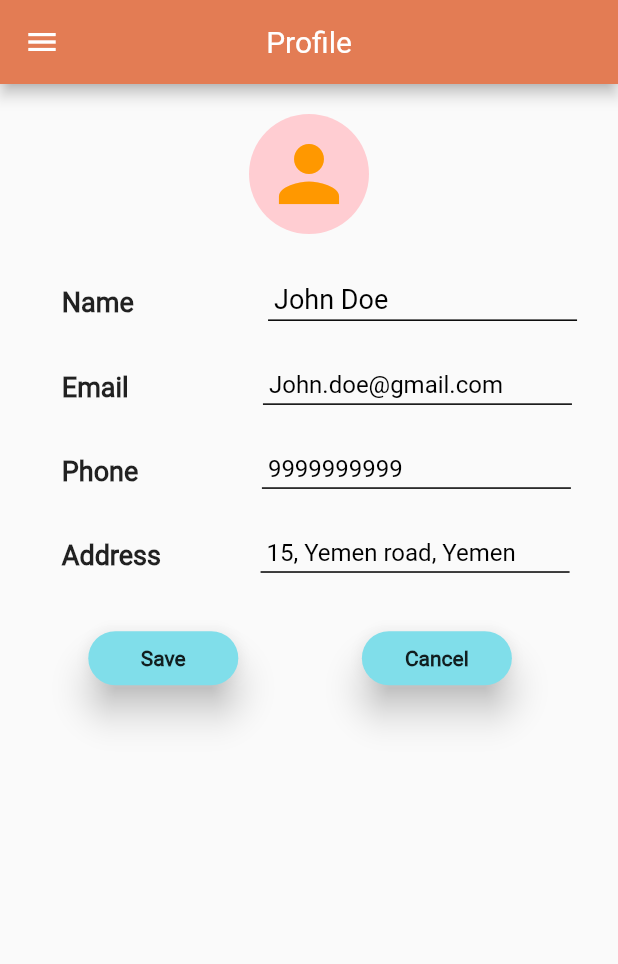
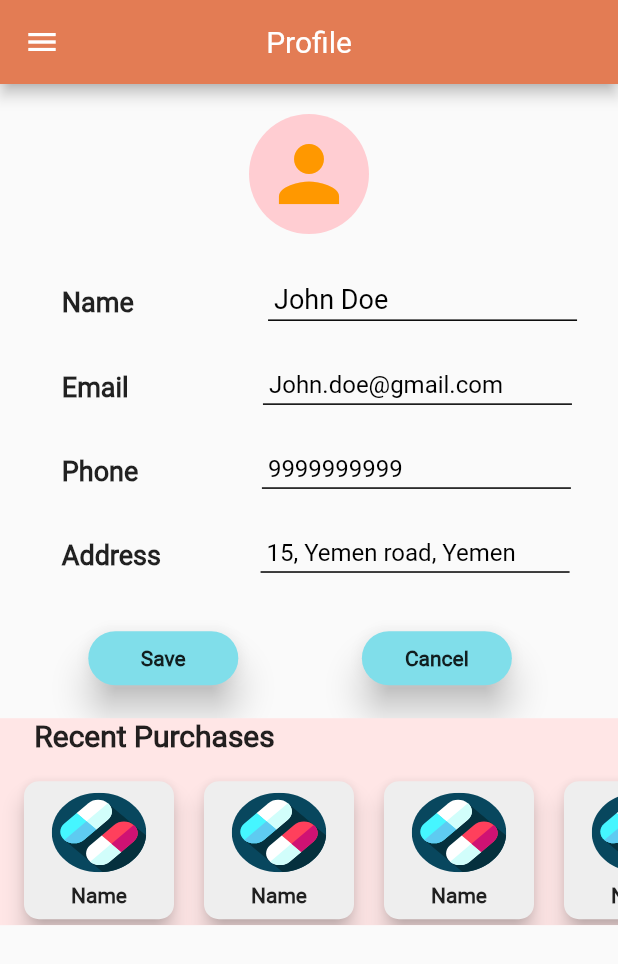
Before and after one commit to sanscript-tech/medical-emergency-flutter-node, a Flutter app: the screen it shows after launch, on a phone screen of 412 x 824 dp. Shown: the top 964 px of the screen. Run offline on Flutter 3.47's test engine with Material 2 defaults, Android fonts, the phone set to English and light mode, and no system bars; our stand-ins replace flutter_svg.

Commit message:
Recent purchases added

```diff
--- a/frontend/lib/pages/profile_page.dart
+++ b/frontend/lib/pages/profile_page.dart
@@ -1,5 +1,6 @@
 import 'package:flutter/material.dart';
 import 'package:frontend/constants/color.dart';
+import 'package:flutter_svg/flutter_svg.dart';
 
 class ProfilePage extends StatefulWidget {
   @override
@@ -246,6 +247,109 @@ class _ProfilePageState extends State<ProfilePage> {
     );
   }
 
+  Widget recentPurchases() {
+    return Container(
+      height: 100,
+      child: ListView.builder(
+        scrollDirection: Axis.horizontal,
+        itemCount: 6,
+        itemBuilder: (BuildContext context, int i) => Padding(
+          padding: EdgeInsets.only(left: 12.0),
+          child: Card(
+            shape: RoundedRectangleBorder(
+              borderRadius: BorderRadius.circular(10),
+            ),
+            elevation: 6.0,
+            color: Colors.grey.shade200,
+            child: Container(
+              width: 100,
+              child: Column(
+                mainAxisAlignment: MainAxisAlignment.spaceEvenly,
+                children: [
+                  SvgPicture.asset('assets/images/med.svg'),
+                  Text(
+                    "Name",
+                    style: TextStyle(
+                        fontFamily: "Roboto", fontWeight: FontWeight.bold),
+                  ),
+                ],
+              ),
+            ),
+          ),
+        ),
+      ),
+    );
+  }
+
+  Widget frequentlyContacted() {
+    return Container(
+      height: 100,
+      child: ListView.builder(
+        scrollDirection: Axis.horizontal,
+        itemCount: 6,
+        itemBuilder: (BuildContext context, int i) => Padding(
+          padding: EdgeInsets.only(left: 12.0),
+          child: Card(
+            shape: RoundedRectangleBorder(
+              borderRadius: BorderRadius.circular(10),
+            ),
+            elevation: 6.0,
+            color: Colors.grey.shade200,
+            child: Container(
+              width: 100,
+              child: Column(
+                mainAxisAlignment: MainAxisAlignment.spaceEvenly,
+                children: [
+                  SvgPicture.asset('assets/images/doc.svg'),
+                  Text(
+                    "Dr. Sharma",
+                    style: TextStyle(
+                        fontFamily: "Roboto", fontWeight: FontWeight.bold),
+                  ),
+                ],
+              ),
+            ),
+          ),
+        ),
+      ),
+    );
+  }
+
+  Widget hospitals() {
+    return Container(
+      height: 100,
+      child: ListView.builder(
+        scrollDirection: Axis.horizontal,
+        itemCount: 6,
+        itemBuilder: (BuildContext context, int i) => Padding(
+          padding: EdgeInsets.only(left: 12.0),
+          child: Card(
+            shape: RoundedRectangleBorder(
+              borderRadius: BorderRadius.circular(10),
+            ),
+            elevation: 6.0,
+            color: Colors.grey.shade200,
+            child: Container(
+              width: 100,
+              child: Column(
+                mainAxisAlignment: MainAxisAlignment.spaceEvenly,
+                children: [
+                  SvgPicture.asset('assets/images/hospital.svg'),
+                  Text(
+                    "General Hospital",
+                    textAlign: TextAlign.center,
+                    style: TextStyle(
+                        fontFamily: "Roboto", fontWeight: FontWeight.bold),
+                  ),
+                ],
+              ),
+            ),
+          ),
+        ),
+      ),
+    );
+  }
+
   @override
   Widget build(BuildContext context) {
     double device_height = MediaQuery.of(context).size.height;
@@ -262,7 +366,7 @@ class _ProfilePageState extends State<ProfilePage> {
         centerTitle: true,
       ),
       drawer: Drawer(),
-      body: Center(
+      body: SingleChildScrollView(
         child: Column(
           children: [
             Padding(
@@ -372,12 +476,30 @@ class _ProfilePageState extends State<ProfilePage> {
                 ),
               ),
             ),
-            Container(
-              color: Colors.redAccent.shade100,
-              child: Column(
-                children: [
+            Padding(
+              padding: EdgeInsets.only(top: 16.0),
+              child: Container(
+                color: Color(0xFFFFE6E6),
+                width: double.infinity,
+                child: Column(
+                  children: [
+                    Padding(
+                      padding: EdgeInsets.only(right: device_width / 2),
+                      child: Text(
+                        "Recent Purchases",
+                        style: TextStyle(
+                            fontFamily: "Roboto",
+                            fontSize: 20.0,
+                            fontWeight: FontWeight.bold),
+                      ),
+                    ),
+                    Padding(
+                      padding: const EdgeInsets.only(top: 15.0),
+                      child: recentPurchases(),
+                    ),
 
-                ],
+                  ],
+                ),
               ),
             )
           ],
--- a/frontend/pubspec.yaml
+++ b/frontend/pubspec.yaml
@@ -28,6 +28,7 @@ dependencies:
   # The following adds the Cupertino Icons font to your application.
   # Use with the CupertinoIcons class for iOS style icons.
   cupertino_icons: ^1.0.0
+  flutter_svg: ^0.19.1
 
 dev_dependencies:
   flutter_test:
@@ -49,6 +50,9 @@ flutter:
      - assets/images/doctor.png
      - assets/images/google.png
      - assets/images/logo.png
+     - assets/images/doc.svg
+     - assets/images/med.svg
+     - assets/images/hospital.svg
   #   - images/a_dot_ham.jpeg
 
   # An image asset can refer to one or more resolution-specific "variants", see
```
Also changed, not shown: frontend/assets/images/doc.svg (added), frontend/assets/images/hospital.svg (added), frontend/assets/images/med.svg (added), frontend/pubspec.lock.
